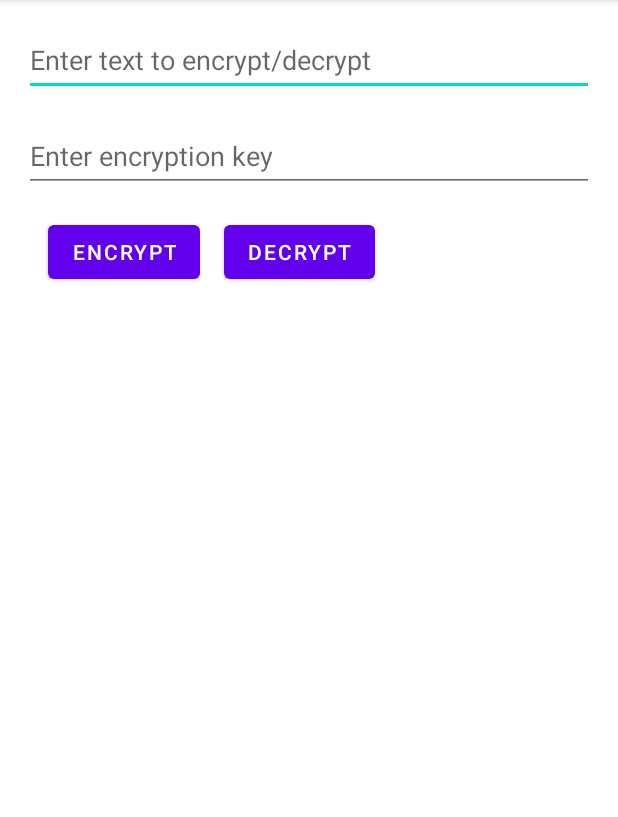
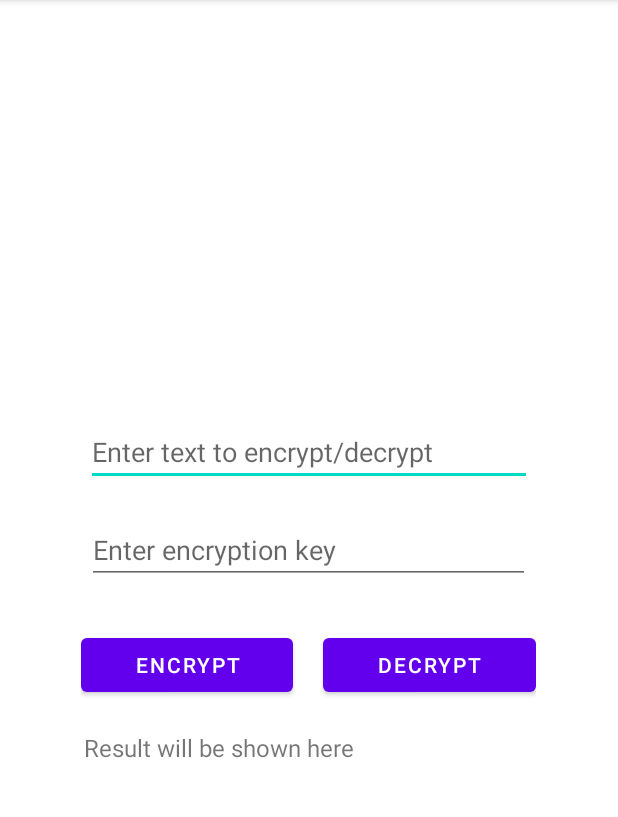
Before and after one commit to MoharTry/XORCipherApp, an Android app: the screen it shows after launch (MainActivity), after a tap on "ENCRYPT", on a phone screen of 412 x 824 dp, the part 84-901 px from its top. Run offline under Robolectric (Android 15) with nearby library versions, the phone set to English and light mode, and no system bars.

Commit message:
Results fixed

```diff
--- a/app/src/main/java/com/example/xorcipherapp/MainActivity.java
+++ b/app/src/main/java/com/example/xorcipherapp/MainActivity.java
@@ -1,50 +1,72 @@
 package com.example.xorcipherapp;
 
-import androidx.appcompat.app.AppCompatActivity;
 import android.os.Bundle;
 import android.view.View;
 import android.widget.Button;
 import android.widget.EditText;
 import android.widget.TextView;
+import androidx.appcompat.app.AppCompatActivity;
 
 public class MainActivity extends AppCompatActivity {
 
-    static {
-        System.loadLibrary("xor_cipher");
-    }
-
-    private native String encrypt(String input, String key);
-    private native String decrypt(String input, String key);
+    private EditText inputText;
+    private EditText keyText;
+    private TextView resultText;
+    private Button encryptButton;
+    private Button decryptButton;
 
     @Override
     protected void onCreate(Bundle savedInstanceState) {
         super.onCreate(savedInstanceState);
         setContentView(R.layout.activity_main);
 
-        EditText inputText = findViewById(R.id.inputText);
-        EditText keyText = findViewById(R.id.keyText);
-        TextView resultText = findViewById(R.id.keyText);
-        Button encryptButton = findViewById(R.id.encryptButton);
-        Button decryptButton = findViewById(R.id.decryptButton);
+        inputText = findViewById(R.id.inputText);
+        keyText = findViewById(R.id.keyText);
+        resultText = findViewById(R.id.resultText);
+        encryptButton = findViewById(R.id.encryptButton);
+        decryptButton = findViewById(R.id.decryptButton);
 
         encryptButton.setOnClickListener(new View.OnClickListener() {
             @Override
             public void onClick(View v) {
-                String input = inputText.getText().toString();
-                String key = keyText.getText().toString();
-                String encrypted = encrypt(input, key);
-                resultText.setText(encrypted);
+                handleEncrypt();
             }
         });
 
         decryptButton.setOnClickListener(new View.OnClickListener() {
             @Override
             public void onClick(View v) {
-                String input = inputText.getText().toString();
-                String key = keyText.getText().toString();
-                String decrypted = decrypt(input, key);
-                resultText.setText(decrypted);
+                handleDecrypt();
             }
         });
     }
+
+    private void handleEncrypt() {
+        String text = inputText.getText().toString();
+        String key = keyText.getText().toString();
+        if (!text.isEmpty() && !key.isEmpty()) {
+            resultText.setText(encryptDecrypt(text, key,true));
+        }
+    }
+
+    private void handleDecrypt() {
+        String text = inputText.getText().toString();
+        String key = keyText.getText().toString();
+        if (!text.isEmpty() && !key.isEmpty()) {
+            resultText.setText(encryptDecrypt(text, key,false)); // XOR decryption is the same as encryption
+        }
+    }
+
+    private String encryptDecrypt(String text, String key, boolean isEncrypt) {
+        char[] result = new char[text.length()];
+        for (int i = 0; i < text.length(); i++) {
+            result[i] = (char) (text.charAt(i) ^ key.charAt(i % key.length()));
+        }
+        if(!isEncrypt){
+            for(int i = 0 ; i< text.length(); i++){
+                result[i] ^= key.charAt(i % key.length());
+            }
+        }
+        return new String(result);
+    }
 }
--- a/app/src/main/res/layout/activity_main.xml
+++ b/app/src/main/res/layout/activity_main.xml
@@ -1,59 +1,57 @@
 <?xml version="1.0" encoding="utf-8"?>
-<RelativeLayout xmlns:android="http://schemas.android.com/apk/res/android"
+<LinearLayout xmlns:android="http://schemas.android.com/apk/res/android"
     xmlns:app="http://schemas.android.com/apk/res-auto"
     xmlns:tools="http://schemas.android.com/tools"
     android:layout_width="match_parent"
     android:layout_height="match_parent"
     android:padding="16dp"
-    tools:context=".MainActivity">
+    tools:context=".MainActivity"
+    android:orientation="vertical"
+    android:gravity="center">
 
     <EditText
         android:id="@+id/inputText"
-        android:layout_width="match_parent"
+        android:layout_width="297dp"
         android:layout_height="wrap_content"
+        android:layout_marginTop="20dp"
         android:hint="Enter text to encrypt/decrypt"
         android:inputType="text"
-        android:minHeight="48dp"
-        tools:ignore="HardcodedText" />
+        android:minWidth="250dp" />
 
     <EditText
         android:id="@+id/keyText"
-        android:layout_width="match_parent"
+        android:layout_width="295dp"
         android:layout_height="wrap_content"
-        android:layout_below="@id/inputText"
-        android:layout_marginTop="16dp"
+        android:layout_marginTop="20dp"
         android:hint="Enter encryption key"
         android:inputType="text"
-        android:minHeight="48dp"
-        tools:ignore="HardcodedText" />
+        android:minWidth="250dp" />
 
-    <Button
-        android:id="@+id/encryptButton"
+    <LinearLayout
         android:layout_width="wrap_content"
         android:layout_height="wrap_content"
-        android:text="Encrypt"
-        android:layout_below="@id/keyText"
-        android:layout_marginTop="16dp"
-        android:layout_marginStart="16dp"/>
+        android:orientation="horizontal"
+        android:layout_marginTop="30dp">
 
-    <Button
-        android:id="@+id/decryptButton"
-        android:layout_width="wrap_content"
+        <Button
+            android:id="@+id/encryptButton"
+            android:layout_width="141dp"
+            android:layout_height="wrap_content"
+            android:text="Encrypt" />
+
+        <Button
+            android:id="@+id/decryptButton"
+            android:layout_width="142dp"
+            android:layout_height="wrap_content"
+            android:layout_marginStart="20dp"
+            android:text="Decrypt" />
+    </LinearLayout>
+
+    <TextView
+        android:id="@+id/resultText"
+        android:layout_width="300dp"
         android:layout_height="wrap_content"
-        android:text="Decrypt"
-        android:layout_below="@id/keyText"
-        android:layout_marginTop="16dp"
-        android:layout_marginStart="16dp"
-        android:layout_toEndOf="@id/encryptButton"/>
-
-<!--    <TextView-->
-<!--        android:id="@+id/sample_text"-->
-<!--        android:layout_width="wrap_content"-->
-<!--        android:layout_height="wrap_content"-->
-<!--        android:text="Hello World!"-->
-<!--        app:layout_constraintBottom_toBottomOf="parent"-->
-<!--        app:layout_constraintEnd_toEndOf="parent"-->
-<!--        app:layout_constraintStart_toStartOf="parent"-->
-<!--        app:layout_constraintTop_toTopOf="parent" />-->
-
-</RelativeLayout>
+        android:layout_marginTop="20dp"
+        android:text="Result will be shown here"
+        android:textSize="16sp" />
+</LinearLayout>
```
Also changed, not shown: 2 other files.
